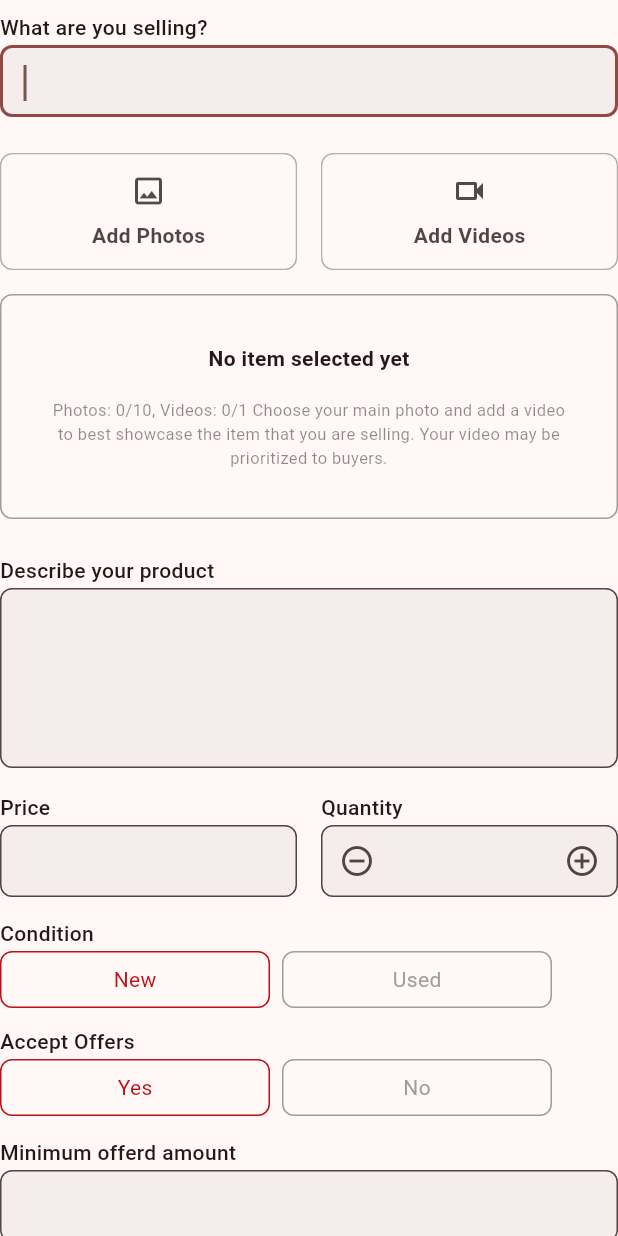
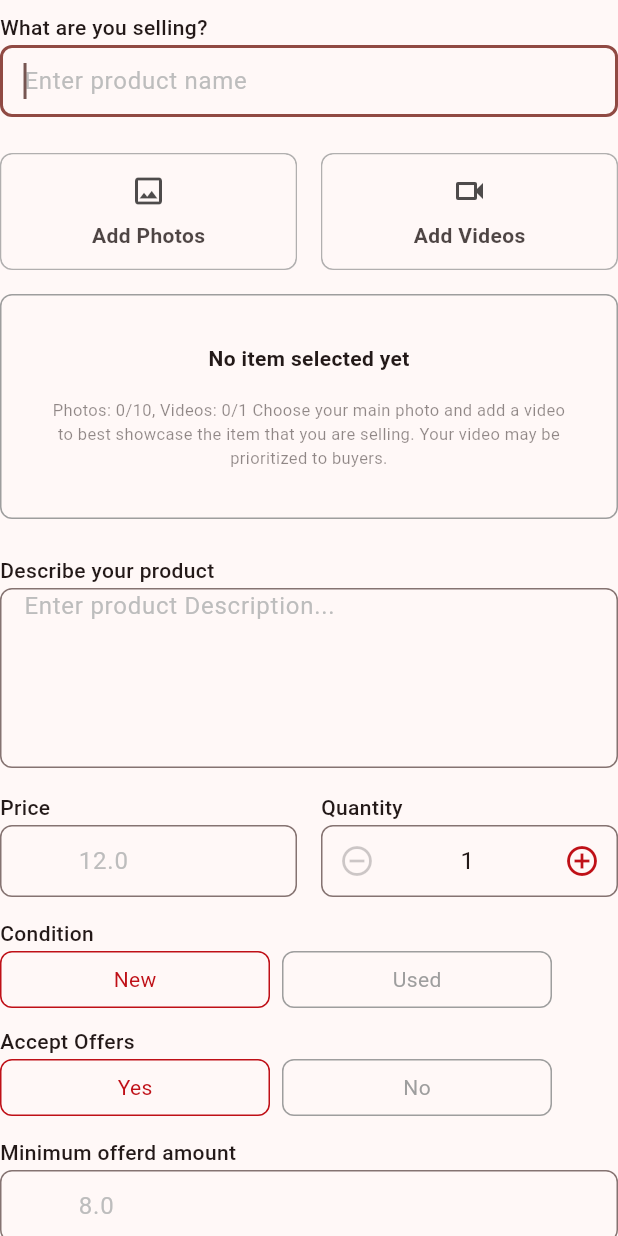
Before and after one commit to askabdulhaseeb/sellout_3.5, a Flutter app: the AddItemForm widget shown alone on an empty page, opened directly, on a phone screen of 412 x 824 dp. Run offline on Flutter 3.47's test engine with Material 3 defaults, Android fonts, the phone set to English and light mode, and no system bars; our stand-ins replace cached_network_image, flutter_dotenv, flutter_otp_text_field, hive, hive_flutter, intl_phone_field and 1 more; accounts and stored records are empty.

Commit message:
Listing basic info

```diff
--- a/lib/core/enums/listing/product_delivery_type.dart
+++ b/lib/core/enums/listing/product_delivery_type.dart
@@ -1,20 +1,19 @@
-enum ProductDeliveryTypeEnum {
-  delivery('Delivery', 'delivery'),
-  collocation('Collection', 'collection'),
-  both('Both', 'both');
+enum ProductDeliveryType {
+  delivery('Paid Delivery', 'delivery'),
+  freeDelivery('Free Delivery', 'free_delivery'),
+  collocation('Collection', 'collection');
 
-  const ProductDeliveryTypeEnum(this.title, this.json);
+  const ProductDeliveryType(this.title, this.json);
   final String title;
   final String json;
 
-  static ProductDeliveryTypeEnum? fromJson(String? json) {
+  static ProductDeliveryType? fromJson(String? json) {
     if (json == null) return null;
-    for (final ProductDeliveryTypeEnum item in ProductDeliveryTypeEnum.values) {
+    for (final ProductDeliveryType item in ProductDeliveryType.values) {
       if (item.json == json) return item;
     }
     return null;
   }
 
-  static List<ProductDeliveryTypeEnum> get list =>
-      ProductDeliveryTypeEnum.values;
+  static List<ProductDeliveryType> get list => ProductDeliveryType.values;
 }
--- a/lib/core/sources/local/core/hive_db.dart
+++ b/lib/core/sources/local/core/hive_db.dart
@@ -8,9 +8,11 @@ import '../auth/local_auth.dart';
 import '../local_review.dart';
 import '../local_user.dart';
 import 'local_request_history.dart';
+import 'local_state.dart';
 
 class HiveDB {
   static Future<void> init() async {
+    await LocalState.init();
     Directory directory = await getApplicationDocumentsDirectory();
     Hive.init(directory.path);
 
--- /dev/null
+++ b/lib/core/sources/local/core/local_state.dart
@@ -0,0 +1,16 @@
+import 'package:shared_preferences/shared_preferences.dart';
+
+class LocalState {
+  static late SharedPreferences _preferences;
+  static Future<SharedPreferences> init() async =>
+      _preferences = await SharedPreferences.getInstance();
+
+  static Future<void> signout() => _preferences.clear();
+
+  static const String _key = 'selected_currency_key';
+
+  static Future<void> saveCurrency(String currency) async =>
+      await _preferences.setString(_key, currency);
+
+  static String getCurrency() => _preferences.getString(_key) ?? 'USD';
+}
--- /dev/null
+++ b/lib/core/widgets/custom_radio_button_list_tile.dart
@@ -0,0 +1,45 @@
+import 'package:flutter/material.dart';
+
+class CustomRadioButtonListTile<T> extends StatelessWidget {
+  const CustomRadioButtonListTile({
+    required this.title,
+    required this.selectedValue,
+    required this.value,
+    required this.onChanged,
+    this.trailing,
+    super.key,
+  });
+  final String title;
+  final T selectedValue;
+  final T value;
+  final void Function(T) onChanged;
+  final Widget? trailing;
+
+  @override
+  Widget build(BuildContext context) {
+    final bool isSelected = selectedValue == value;
+    return InkWell(
+      onTap: () => onChanged(value),
+      borderRadius: BorderRadius.circular(8),
+      child: Padding(
+        padding: isSelected
+            ? const EdgeInsets.symmetric(horizontal: 8)
+            : const EdgeInsets.all(8.0),
+        child: Row(
+          crossAxisAlignment: CrossAxisAlignment.center,
+          mainAxisSize: MainAxisSize.min,
+          children: <Widget>[
+            Icon(
+              isSelected ? Icons.check_box : Icons.check_box_outline_blank,
+              color: Theme.of(context).primaryColor,
+            ),
+            const SizedBox(width: 8),
+            Text(title),
+            if (trailing != null) const SizedBox(width: 12),
+            if (trailing != null && isSelected) trailing!,
+          ],
+        ),
+      ),
+    );
+  }
+}
--- a/lib/core/widgets/custom_textformfield.dart
+++ b/lib/core/widgets/custom_textformfield.dart
@@ -18,6 +18,7 @@ class CustomTextFormField extends StatefulWidget {
     this.maxLines = 1,
     this.isExpanded = false,
     this.maxLength,
+    this.prefixText,
     this.prefixIcon,
     this.suffixIcon,
     this.showSuffixIcon = false,
@@ -34,6 +35,7 @@ class CustomTextFormField extends StatefulWidget {
   final void Function(String)? onChanged;
   final String? Function(String? value)? validator;
   final void Function(String)? onFieldSubmitted;
+  final String? prefixText;
   final Widget? prefixIcon;
   final Widget? suffixIcon;
   final bool showSuffixIcon;
@@ -111,14 +113,16 @@ class CustomTextFormFieldState extends State<CustomTextFormField> {
             cursorColor: Theme.of(context).colorScheme.secondary,
             decoration: InputDecoration(
               contentPadding: const EdgeInsets.symmetric(horizontal: 12),
-              filled: true,
-              fillColor: widget.color ??
-                  Theme.of(context)
-                      .textTheme
-                      .bodyLarge!
-                      .color!
-                      .withOpacity(0.05),
+              // filled: true,
+              // fillColor: widget.color ??
+              //     Theme.of(context)
+              //         .textTheme
+              //         .bodyLarge!
+              //         .color!
+              //         .withOpacity(0.05),
               hintText: widget.hint,
+              prefixText:
+                  widget.prefixText == null ? null : '${widget.prefixText!} ',
               prefixIcon: widget.prefixIcon,
               hintStyle: TextStyle(color: Colors.grey.shade400),
               suffixIcon: widget.suffixIcon ??
--- a/lib/features/listing/add_listing_form/view/providers/add_listing_form_provider.dart
+++ b/lib/features/listing/add_listing_form/view/providers/add_listing_form_provider.dart
@@ -4,9 +4,16 @@ import 'package:flutter/material.dart';
 
 import '../../../../../core/enums/listing/listing_type.dart';
 import '../../../../../core/enums/listing/product_condition_type.dart';
+import '../../../../../core/enums/listing/product_delivery_type.dart';
 import '../../../../../core/enums/listing/product_privacy_type.dart';
 
 class AddListingFormProvider extends ChangeNotifier {
+  Future<void> submit(BuildContext context) async {
+    setLoading(true);
+    await Future<void>.delayed(const Duration(seconds: 2));
+    setLoading(false);
+  }
+
   //
   /// Setter
   void setListingType(ListingType? value) {
@@ -34,6 +41,31 @@ class AddListingFormProvider extends ChangeNotifier {
     notifyListeners();
   }
 
+  void incrementQuantity() {
+    final int value = int.parse(_quantity.text);
+    _quantity.text = (value + 1).toString();
+    notifyListeners();
+  }
+
+  void decrementQuantity() {
+    final int value = int.parse(_quantity.text);
+    if (value > 1) {
+      _quantity.text = (value - 1).toString();
+      notifyListeners();
+    }
+  }
+
+  void setDeliveryType(ProductDeliveryType? value) {
+    if (value == null) return;
+    _deliveryType = value;
+    notifyListeners();
+  }
+
+  void setLoading(bool value) {
+    _isLoading = value;
+    notifyListeners();
+  }
+
   //
   /// Getter
   ListingType? get listingType => _listingType ?? ListingType.item;
@@ -41,12 +73,15 @@ class AddListingFormProvider extends ChangeNotifier {
   ProductConditionType get condition => _condition;
   bool get acceptOffer => _acceptOffer;
   ProductPrivacyType get privacy => _privacy;
+  ProductDeliveryType get deliveryType => _deliveryType;
+  bool get isLoading => _isLoading;
   //
   TextEditingController get title => _title;
   TextEditingController get description => _description;
   TextEditingController get price => _price;
   TextEditingController get quantity => _quantity;
   TextEditingController get minimumOffer => _minimumOffer;
+  TextEditingController get deliveryFee => _deliveryFee;
   //
   /// Controller
   ListingType? _listingType;
@@ -56,10 +91,13 @@ class AddListingFormProvider extends ChangeNotifier {
   ProductConditionType _condition = ProductConditionType.newC;
   bool _acceptOffer = true;
   ProductPrivacyType _privacy = ProductPrivacyType.public;
+  ProductDeliveryType _deliveryType = ProductDeliveryType.delivery;
+  bool _isLoading = false;
   //
   final TextEditingController _title = TextEditingController();
   final TextEditingController _description = TextEditingController();
   final TextEditingController _price = TextEditingController();
-  final TextEditingController _quantity = TextEditingController();
+  final TextEditingController _quantity = TextEditingController(text: '1');
   final TextEditingController _minimumOffer = TextEditingController();
+  final TextEditingController _deliveryFee = TextEditingController();
 }
--- a/lib/features/listing/add_listing_form/view/screens/form/add_item_form.dart
+++ b/lib/features/listing/add_listing_form/view/screens/form/add_item_form.dart
@@ -1,13 +1,12 @@
 import 'package:flutter/material.dart';
 import 'package:provider/provider.dart';
 
-import '../../../../../../core/enums/listing/product_condition_type.dart';
-import '../../../../../../core/enums/listing/product_privacy_type.dart';
-import '../../../../../../core/utilities/app_validators.dart';
-import '../../../../../../core/widgets/custom_textformfield.dart';
-import '../../../../../../core/widgets/custom_toggle_switch.dart';
 import '../../providers/add_listing_form_provider.dart';
-import '../../widgets/attachment_selection/add_listing_attachment_selection_widget.dart';
+import '../../widgets/add_listing_basic_info_section.dart';
+import '../../widgets/add_listing_condition_offer_section.dart';
+import '../../widgets/add_listing_delivery_selection_widget.dart';
+import '../../widgets/add_listing_post_button_widget.dart';
+import '../../widgets/add_listing_price_and_quantity_widget.dart';
 
 class AddItemForm extends StatelessWidget {
   const AddItemForm({super.key});
@@ -17,89 +16,13 @@ class AddItemForm extends StatelessWidget {
     return Consumer<AddListingFormProvider>(
       builder: (BuildContext context, AddListingFormProvider formPro, _) {
         return ListView(
-          children: <Widget>[
-            CustomTextFormField(
-              controller: formPro.title,
-              labelText: 'What are you selling?',
-              autoFocus: true,
-              showSuffixIcon: true,
-              validator: (String? value) => AppValidator.isEmpty(value),
-            ),
-            const SizedBox(height: 16),
-            const AddListingAttachmentSelectionWidget(),
-            CustomTextFormField(
-              controller: formPro.title,
-              isExpanded: true,
-              maxLines: 5,
-              showSuffixIcon: false,
-              labelText: 'Describe your product',
-              validator: (String? value) => AppValidator.isEmpty(value),
-            ),
-            Row(
-              children: <Widget>[
-                Expanded(
-                  child: CustomTextFormField(
-                    controller: formPro.price,
-                    labelText: 'Price',
-                    showSuffixIcon: false,
-                    keyboardType: TextInputType.number,
-                    validator: (String? value) => AppValidator.isEmpty(value),
-                  ),
-                ),
-                const SizedBox(width: 16),
-                Expanded(
-                  child: CustomTextFormField(
-                    controller: formPro.quantity,
-                    labelText: 'Quantity',
-                    showSuffixIcon: false,
-                    textAlign: TextAlign.center,
-                    prefixIcon: IconButton(
-                      onPressed: () {},
-                      icon: const Icon(Icons.remove_circle_outline),
-                    ),
-                    suffixIcon: IconButton(
-                      onPressed: () {},
-                      icon: const Icon(Icons.add_circle_outline_outlined),
-                    ),
-                    keyboardType: TextInputType.number,
-                    validator: (String? value) => AppValidator.isEmpty(value),
-                  ),
-                ),
-              ],
-            ),
-            CustomToggleSwitch<ProductConditionType>(
-              labels: ProductConditionType.list,
-              labelStrs: ProductConditionType.list
-                  .map<String>((ProductConditionType e) => e.title)
-                  .toList(),
-              labelText: 'Condition',
-              initialValue: formPro.condition,
-              onToggle: formPro.setCondition,
-            ),
-            CustomToggleSwitch<bool>(
-              labels: const <bool>[true, false],
-              labelStrs: const <String>['Yes', 'No'],
-              labelText: 'Accept Offers',
-              initialValue: formPro.acceptOffer,
-              onToggle: formPro.setAcceptOffer,
-            ),
-            if (formPro.acceptOffer)
-              CustomTextFormField(
-                controller: formPro.quantity,
-                labelText: 'Minimum offerd amount',
-                showSuffixIcon: false,
-                keyboardType: TextInputType.number,
-                validator: (String? value) => AppValidator.isEmpty(value),
-              ),
-            CustomToggleSwitch<ProductPrivacyType>(
-              labels: ProductPrivacyType.list,
-              labelStrs: ProductPrivacyType.list
-                  .map<String>((ProductPrivacyType e) => e.title)
-                  .toList(),
-              labelText: 'Privacy Type',
-              initialValue: formPro.privacy,
-              onToggle: formPro.setPrivacy,
-            ),
+          keyboardDismissBehavior: ScrollViewKeyboardDismissBehavior.onDrag,
+          children: const <Widget>[
+            AddListingBasicInfoSection(),
+            AddListingPriceAndQuantityWidget(),
+            AddListingConditionOfferSection(),
+            AddListingDeliverySelectionWidget(),
+            AddListingPostButtonWidget(),
           ],
         );
       },
--- /dev/null
+++ b/lib/features/listing/add_listing_form/view/widgets/add_listing_basic_info_section.dart
@@ -0,0 +1,42 @@
+import 'package:flutter/material.dart';
+import 'package:provider/provider.dart';
+
+import '../../../../../core/utilities/app_validators.dart';
+import '../../../../../core/widgets/custom_textformfield.dart';
+import '../providers/add_listing_form_provider.dart';
+import 'attachment_selection/add_listing_attachment_selection_widget.dart';
+
+class AddListingBasicInfoSection extends StatelessWidget {
+  const AddListingBasicInfoSection({super.key});
+
+  @override
+  Widget build(BuildContext context) {
+    return Consumer<AddListingFormProvider>(
+      builder: (BuildContext context, AddListingFormProvider formPro, _) {
+        return Column(
+          children: <Widget>[
+            CustomTextFormField(
+              controller: formPro.title,
+              labelText: 'What are you selling?',
+              hint: 'Enter product name',
+              autoFocus: true,
+              showSuffixIcon: true,
+              validator: (String? value) => AppValidator.isEmpty(value),
+            ),
+            const SizedBox(height: 16),
+            const AddListingAttachmentSelectionWidget(),
+            CustomTextFormField(
+              controller: formPro.title,
+              hint: 'Enter product Description...',
+              isExpanded: true,
+              maxLines: 5,
+              showSuffixIcon: false,
+              labelText: 'Describe your product',
+              validator: (String? value) => AppValidator.isEmpty(value),
+            ),
+          ],
+        );
+      },
+    );
+  }
+}
--- /dev/null
+++ b/lib/features/listing/add_listing_form/view/widgets/add_listing_condition_offer_section.dart
@@ -0,0 +1,62 @@
+import 'package:flutter/material.dart';
+import 'package:provider/provider.dart';
+
+import '../../../../../core/enums/listing/product_condition_type.dart';
+import '../../../../../core/enums/listing/product_privacy_type.dart';
+import '../../../../../core/sources/local/core/local_state.dart';
+import '../../../../../core/utilities/app_validators.dart';
+import '../../../../../core/widgets/custom_textformfield.dart';
+import '../../../../../core/widgets/custom_toggle_switch.dart';
+import '../providers/add_listing_form_provider.dart';
+
+class AddListingConditionOfferSection extends StatelessWidget {
+  const AddListingConditionOfferSection({super.key});
+
+  @override
+  Widget build(BuildContext context) {
+    return Consumer<AddListingFormProvider>(
+        builder: (BuildContext context, AddListingFormProvider formPro, _) {
+      return Column(
+        mainAxisSize: MainAxisSize.min,
+        crossAxisAlignment: CrossAxisAlignment.start,
+        children: <Widget>[
+          CustomToggleSwitch<ProductConditionType>(
+            labels: ProductConditionType.list,
+            labelStrs: ProductConditionType.list
+                .map<String>((ProductConditionType e) => e.title)
+                .toList(),
+            labelText: 'Condition',
+            initialValue: formPro.condition,
+            onToggle: formPro.setCondition,
+          ),
+          CustomToggleSwitch<bool>(
+            labels: const <bool>[true, false],
+            labelStrs: const <String>['Yes', 'No'],
+            labelText: 'Accept Offers',
+            initialValue: formPro.acceptOffer,
+            onToggle: formPro.setAcceptOffer,
+          ),
+          if (formPro.acceptOffer)
+            CustomTextFormField(
+              controller: formPro.minimumOffer,
+              labelText: 'Minimum offerd amount',
+              showSuffixIcon: false,
+              prefixText: LocalState.getCurrency(),
+              hint: '8.0',
+              keyboardType: TextInputType.number,
+              validator: (String? value) => AppValidator.isEmpty(value),
+            ),
+          CustomToggleSwitch<ProductPrivacyType>(
+            labels: ProductPrivacyType.list,
+            labelStrs: ProductPrivacyType.list
+                .map<String>((ProductPrivacyType e) => e.title)
+                .toList(),
+            labelText: 'Privacy Type',
+            initialValue: formPro.privacy,
+            onToggle: formPro.setPrivacy,
+          ),
+        ],
+      );
+    });
+  }
+}
--- /dev/null
+++ b/lib/features/listing/add_listing_form/view/widgets/add_listing_delivery_selection_widget.dart
@@ -0,0 +1,56 @@
+import 'package:flutter/material.dart';
+import 'package:provider/provider.dart';
+
+import '../../../../../core/enums/listing/product_delivery_type.dart';
+import '../../../../../core/sources/local/core/local_state.dart';
+import '../../../../../core/widgets/custom_radio_button_list_tile.dart';
+import '../../../../../core/widgets/custom_textformfield.dart';
+import '../providers/add_listing_form_provider.dart';
+
+class AddListingDeliverySelectionWidget extends StatelessWidget {
+  const AddListingDeliverySelectionWidget({super.key});
+
+  @override
+  Widget build(BuildContext context) {
+    return Consumer<AddListingFormProvider>(
+        builder: (BuildContext context, AddListingFormProvider formPro, _) {
+      return Column(
+        mainAxisSize: MainAxisSize.min,
+        crossAxisAlignment: CrossAxisAlignment.start,
+        children: <Widget>[
+          const SizedBox(height: 8),
+          const Text(
+            'Delivery',
+            style: TextStyle(fontWeight: FontWeight.w500),
+          ),
+          CustomRadioButtonListTile<ProductDeliveryType>(
+            title: ProductDeliveryType.delivery.title,
+            selectedValue: formPro.deliveryType,
+            value: ProductDeliveryType.delivery,
+            onChanged: formPro.setDeliveryType,
+            trailing: Expanded(
+              child: CustomTextFormField(
+                controller: formPro.deliveryFee,
+                keyboardType: TextInputType.number,
+                hint: 'Delivery Fee',
+                prefixText: LocalState.getCurrency(),
+              ),
+            ),
+          ),
+          CustomRadioButtonListTile<ProductDeliveryType>(
+            title: ProductDeliveryType.freeDelivery.title,
+            selectedValue: formPro.deliveryType,
+            value: ProductDeliveryType.freeDelivery,
+            onChanged: formPro.setDeliveryType,
+          ),
+          CustomRadioButtonListTile<ProductDeliveryType>(
+            title: ProductDeliveryType.collocation.title,
+            selectedValue: formPro.deliveryType,
+            value: ProductDeliveryType.collocation,
+            onChanged: formPro.setDeliveryType,
+          ),
+        ],
+      );
+    });
+  }
+}
--- /dev/null
+++ b/lib/features/listing/add_listing_form/view/widgets/add_listing_price_and_quantity_widget.dart
@@ -0,0 +1,65 @@
+import 'package:flutter/material.dart';
+import 'package:provider/provider.dart';
+
+import '../../../../../core/sources/local/core/local_state.dart';
+import '../../../../../core/utilities/app_validators.dart';
+import '../../../../../core/widgets/custom_textformfield.dart';
+import '../providers/add_listing_form_provider.dart';
+
+class AddListingPriceAndQuantityWidget extends StatelessWidget {
+  const AddListingPriceAndQuantityWidget({this.readOnly = false, super.key});
+  final bool readOnly;
+
+  @override
+  Widget build(BuildContext context) {
+    return Consumer<AddListingFormProvider>(
+      builder: (BuildContext context, AddListingFormProvider formPro, _) {
+        final bool isLoading = readOnly || formPro.isLoading;
+        return Row(
+          children: <Widget>[
+            Expanded(
+              child: CustomTextFormField(
+                controller: formPro.price,
+                labelText: 'Price',
+                hint: '12.0',
+                showSuffixIcon: false,
+                readOnly: isLoading,
+                prefixText: LocalState.getCurrency(),
+                keyboardType: TextInputType.number,
+                validator: (String? value) => AppValidator.isEmpty(value),
+              ),
+            ),
+            const SizedBox(width: 16),
+            Expanded(
+              child: CustomTextFormField(
+                controller: formPro.quantity,
+                labelText: 'Quantity',
+                showSuffixIcon: false,
+                hint: '12.0',
+                readOnly: isLoading,
+                textAlign: TextAlign.center,
+                prefixIcon: IconButton(
+                  onPressed: isLoading ? null : formPro.decrementQuantity,
+                  icon: Icon(
+                    Icons.remove_circle_outline,
+                    color: formPro.quantity.text == '1'
+                        ? Theme.of(context).shadowColor
+                        : null,
+                  ),
+                ),
+                suffixIcon: IconButton(
+                  onPressed: isLoading ? null : formPro.incrementQuantity,
+                  icon: Icon(
+                    Icons.add_circle_outline_outlined,
+                    color: isLoading ? null : Theme.of(context).primaryColor,
+                  ),
+                ),
+                keyboardType: TextInputType.number,
+              ),
+            ),
+          ],
+        );
+      },
+    );
+  }
+}
```
Also changed, not shown: lib/features/listing/add_listing_form/view/screens/form/add_cloths_and_footwear_form.dart (+11 -56 lines), lib/features/listing/add_listing_form/view/screens/form/add_food_and_drink_form.dart (+9 -3 lines), lib/features/listing/add_listing_form/view/screens/form/add_pet_form.dart (+11 -3 lines), lib/features/listing/add_listing_form/view/screens/form/add_property_form.dart (+9 -3 lines), lib/features/listing/add_listing_form/view/screens/form/add_vehicle_form.dart (+9 -3 lines), lib/features/listing/add_listing_form/view/widgets/add_listing_post_button_widget.dart (added, +37 -0 lines), 1 other file.
